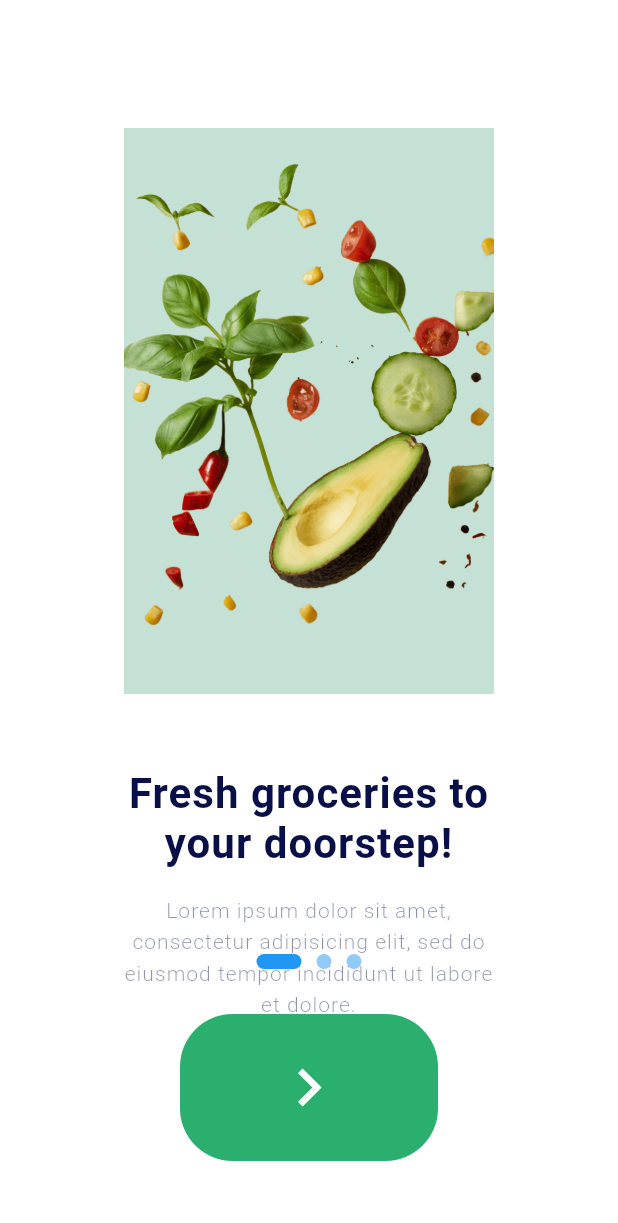
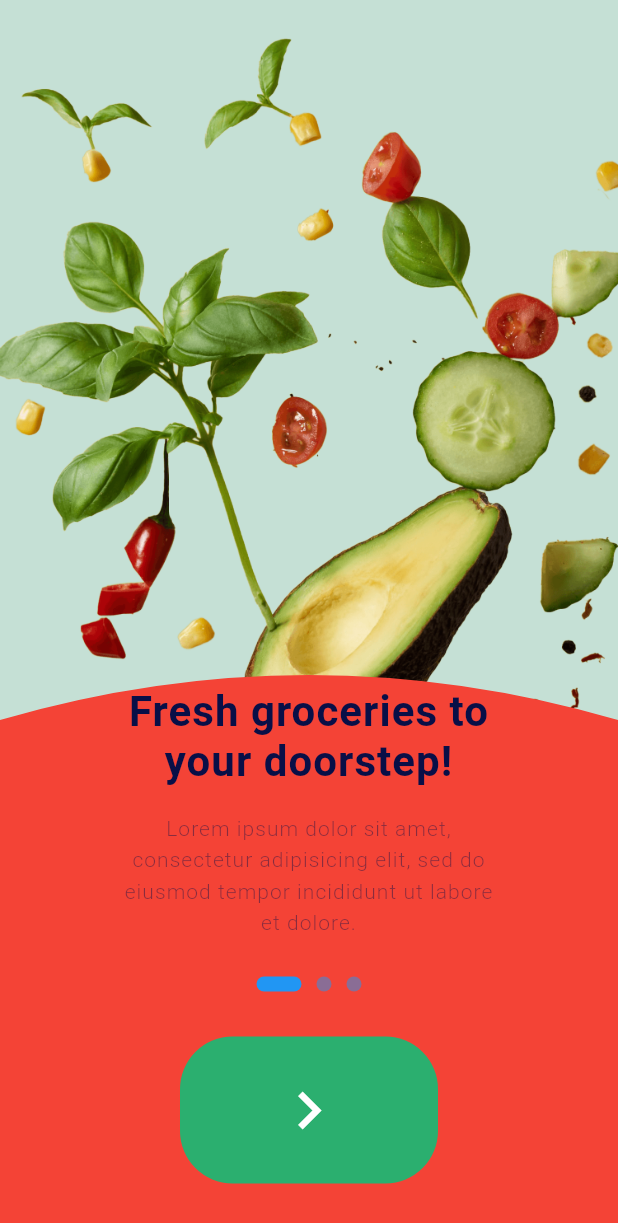
Before and after one commit to IbrohimToxtasinov/GroFast, a Flutter app: the screen it shows after launch, on a phone screen of 412 x 824 dp. Shown: the top 1223 px of the screen. Run offline on Flutter 3.47's test engine with Material 2 defaults, Android fonts, the phone set to English and light mode, and no system bars; our stand-ins replace cloud_firestore, fluttertoast, lottie; accounts and stored records are empty.

```diff
--- a/lib/main.dart
+++ b/lib/main.dart
@@ -1,6 +1,7 @@
 import 'package:flutter/material.dart';
 import 'package:grofast/screens/onboarding_screen/onboarding_screen.dart';
-import 'package:grofast/screens/splash_screen/splash_screen.dart';
+import 'package:grofast/utils/images.dart';
+import 'package:grofast/utils/my_utils.dart';
 
 void main() {
   runApp(const MyApp());
@@ -12,6 +13,7 @@ class MyApp extends StatelessWidget {
   @override
   Widget build(BuildContext context) {
     return MaterialApp(
+      debugShowCheckedModeBanner: false,
       title: 'Flutter Demo',
       theme: ThemeData(
         primarySwatch: Colors.blue,
--- a/lib/screens/onboarding_screen/onboarding_screen.dart
+++ b/lib/screens/onboarding_screen/onboarding_screen.dart
@@ -28,7 +28,8 @@ class _OnboardingScreenState extends State<OnboardingScreen> {
   @override
   Widget build(BuildContext context) {
     return Scaffold(
-      body: Stack(
+      body: SafeArea(
+        child: Stack(
           children: <Widget> [
             PageView.builder(
               scrollDirection: Axis.horizontal,
@@ -78,6 +79,7 @@ class _OnboardingScreenState extends State<OnboardingScreen> {
                       decoration: BoxDecoration(
                         color: MyColors.c2BAF6F,
                         borderRadius: BorderRadius.circular(35),
+
                       ),
                       child: (_currentPage == (_pages.length - 1))
                           ? Text(button = "Get Stardred",
@@ -85,11 +87,12 @@ class _OnboardingScreenState extends State<OnboardingScreen> {
                           : const Icon(Icons.navigate_next, size: 50, color: Colors.white,)
                   ),
                 ),
-              const SizedBox(height: 50,),
+                const SizedBox(height: 35,),
               ],
             ),
           ],
         ),
+      ),
     );
   }
 }
--- a/lib/screens/onboarding_screen/widgets/slider_widget.dart
+++ b/lib/screens/onboarding_screen/widgets/slider_widget.dart
@@ -1,5 +1,7 @@
 import 'package:flutter/material.dart';
 import 'package:grofast/utils/colors.dart';
+import 'package:grofast/utils/images.dart';
+import 'package:grofast/utils/my_utils.dart';
 
 class SliderWidget extends StatelessWidget {
   final String title;
@@ -16,17 +18,27 @@ class SliderWidget extends StatelessWidget {
     double width = MediaQuery.of(context).size.width;
     double heigth = MediaQuery.of(context).size.height;
     return Container(
-      color: Colors.white,
+      color: Colors.red,
+      child: Stack(
+        children: <Widget>[
+          ClipPath(
+            clipper: CustomClipath(),
+            child: Container(
+              width: double.infinity,
+              height: 600,
+              decoration: BoxDecoration(
+                image: DecorationImage(
+                  image:  AssetImage(image), fit: BoxFit.cover,
+                )
+              ),
+            ),
+          ),
+          Positioned(
+            bottom: 200,
+            right: 0,
+            left: 0,
             child: Column(
-        mainAxisAlignment: MainAxisAlignment.center,
-        children: <Widget>[
-          Image.asset(
-            image,
-            width: width * 0.6,
-          ),
-          const SizedBox(
-            height: 50,
-          ),
+              children: [
                 Padding(
                   padding: const EdgeInsets.symmetric(horizontal: 80),
                   child: Text(
@@ -35,7 +47,7 @@ class SliderWidget extends StatelessWidget {
                   ),
                 ),
                 const SizedBox(
-            height: 16,
+                  height: 16
                 ),
                 Padding(
                   padding: const EdgeInsets.symmetric(horizontal: 80),
@@ -50,8 +62,8 @@ class SliderWidget extends StatelessWidget {
                     textAlign: TextAlign.center,
                   ),
                 ),
-          const SizedBox(
-            height: 60,
+              ],
+            ),
           ),
         ],
       ),
--- a/lib/utils/my_utils.dart
+++ b/lib/utils/my_utils.dart
@@ -14,3 +14,22 @@ class MyUtils {
     );
   }
 }
+
+class CustomClipath extends CustomClipper<Path> {
+  @override
+  Path getClip(Size size) {
+    double w = size.width;
+    double h = size.height;
+
+    final Path path = Path();
+
+    path.lineTo(0, h-120);
+    path.quadraticBezierTo(w*0.5, h-180, w, h-120);
+    path.lineTo(w, 0.0);
+
+    return path;
+  }
+
+  @override
+  bool shouldReclip(CustomClipper<Path> oldClipper) => false;
+}
```
Lines whose indentation alone changed are shown as unchanged.
